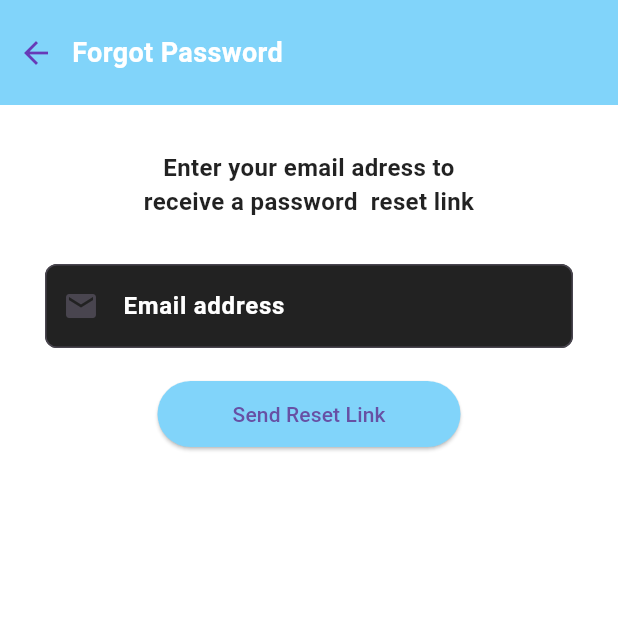
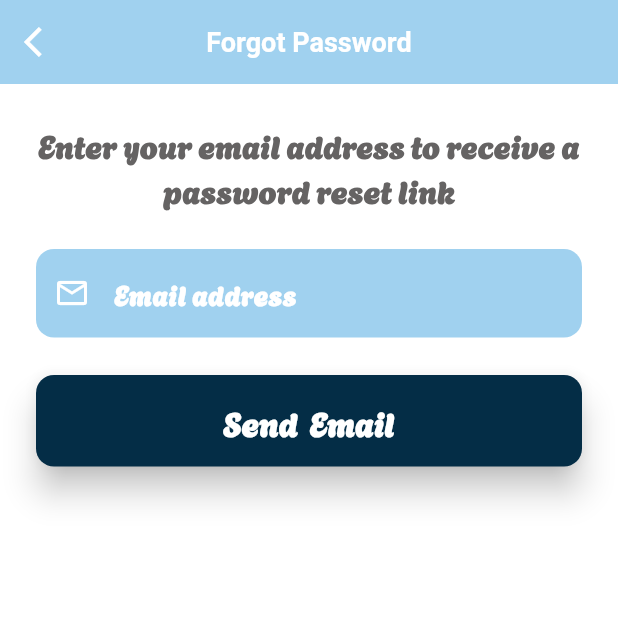
Before and after one commit to NOUUURR1/heart_guardian, a Flutter app: the ForgotPasswordScreen screen opened directly, on a phone screen of 412 x 824 dp, the top half of it. Run offline on Flutter 3.47's test engine with Material 3 defaults, Android fonts, the phone set to English and light mode, and no system bars; our stand-ins replace curved_navigation_bar, easy_localization, firebase_auth, firebase_core, firebase_database, flutter_svg and 4 more; accounts and stored records are empty; project files that could hold a hidden picture were left out.

Commit message:
Forget password & VerifyCode&ResetPassword

```diff
--- a/lib/screen/login_view.dart
+++ b/lib/screen/login_view.dart
@@ -1,7 +1,7 @@
 import 'dart:convert';
 import 'dart:ui';
 import 'package:flutter/material.dart';
-import 'package:heart_guardian/widgets/forgot%20_password.dart';
+import 'package:heart_guardian/widgets/forget%20_password.dart';
 import 'package:http/http.dart' as http;
 import 'package:shared_preferences/shared_preferences.dart';
 import 'home_view.dart';
--- /dev/null
+++ b/lib/widgets/forget _password.dart
@@ -0,0 +1,115 @@
+import 'package:flutter/material.dart';
+
+class ForgotPasswordScreen extends StatelessWidget {
+  const ForgotPasswordScreen({super.key});
+
+  @override
+  Widget build(BuildContext context) {
+    return Scaffold(
+      backgroundColor: Colors.white,
+      appBar: AppBar(
+        backgroundColor: const Color(0xFFA0D1EF),
+        leading: IconButton(
+          icon: const Icon(Icons.arrow_back_ios, color: Colors.white),
+          onPressed: () => Navigator.pop(context),
+        ),
+        title: const Text(
+          'Forgot Password',
+          style: TextStyle(
+            color: Colors.white,
+            fontWeight: FontWeight.bold,
+            fontSize: 18,
+          ),
+        ),
+        centerTitle: true,
+      ),
+      body: SafeArea(
+        child: Padding(
+          padding: const EdgeInsets.symmetric(horizontal: 24.0),
+          child: Column(
+            crossAxisAlignment: CrossAxisAlignment.center,
+            children: [
+              const SizedBox(height: 25),
+              const Text(
+                'Enter your email address to receive a password reset link',
+                textAlign: TextAlign.center,
+                style: TextStyle(
+                  fontFamily: 'Agbalumo',
+                  fontSize: 21,
+                  fontWeight: FontWeight.bold,
+                  color: Color(0xFF656363),
+                ),
+              ),
+              const SizedBox(height: 25),
+              TextField(
+                decoration: InputDecoration(
+                  prefixIcon: const Icon(
+                    Icons.email_outlined,
+                    color: Colors.white,
+                    size: 24,
+                  ),
+                  hintText: 'Email address',
+                  filled: true,
+                  fillColor: Color(0xFFA0D1EF),
+                  hintStyle: const TextStyle(
+                    fontFamily: 'Agbalumo',
+                    fontSize: 18,
+                    fontWeight: FontWeight.bold,
+                    color: Colors.white,
+                  ),
+                  border: OutlineInputBorder(
+                    borderRadius: BorderRadius.circular(12),
+                    borderSide: BorderSide.none,
+                  ),
+                  focusedBorder: OutlineInputBorder(
+                    borderRadius: BorderRadius.circular(12),
+                    borderSide: BorderSide(
+                      color: Color(0xFF042D46),
+                      width: 3.5,
+                    ),
+                  ),
+                ),
+                style: const TextStyle(
+                  fontFamily: 'Agbalumo',
+                  fontSize: 18,
+                  fontWeight: FontWeight.bold,
+                  color: Colors.white,
+                ),
+              ),
+              const SizedBox(height: 25),
+              SizedBox(
+                width: double.infinity,
+                child: ElevatedButton(
+                  style: ElevatedButton.styleFrom(
+                    backgroundColor: Color(0xFF042D46),
+                    padding: EdgeInsets.symmetric(vertical: 15),
+                    shape: RoundedRectangleBorder(
+                      borderRadius: BorderRadius.circular(12),
+                    ),
+                    elevation: 9,
+                  ),
+                  onPressed: () {
+                    ScaffoldMessenger.of(context).showSnackBar(
+                      const SnackBar(
+                        content: Text("Reset link has been sent to your email"),
+                      ),
+                    );
+                  },
+                  child: const Text(
+                    'Send  Email',
+                    style: TextStyle(
+                      fontFamily: 'Agbalumo',
+                      fontWeight: FontWeight.bold,
+                      fontSize: 22,
+                      color: Colors.white,
+                    ),
+                  ),
+                ),
+              ),
+            ],
+          ),
+        ),
+      ),
+    );
+  }
+}
--- a/lib/widgets/forgot _password.dart
+++ /dev/null
@@ -1,77 +0,0 @@
-import 'package:flutter/material.dart';
-
-class ForgotPasswordScreen extends StatelessWidget {
-  const ForgotPasswordScreen({super.key});
-
-  @override
-  Widget build(BuildContext context) {
-    return Scaffold(
-      backgroundColor: Colors.white,
-      body: SafeArea(
-        child: Column(
-          children: [
-            Container(
-              height: 70,
-              color: Colors.lightBlue[200],
-              child: Row(
-                children: [
-                  IconButton(
-                    icon: Icon(Icons.arrow_back),
-                    onPressed: () => Navigator.pop(context),
-                  ),
-                  Text(
-                    'Forgot Password',
-                    style: TextStyle(
-                      fontSize: 18,
-                      color: Colors.white,
-                      fontWeight: FontWeight.bold,
-                    ),
-                  ),
-                ],
-              ),
-            ),
-            SizedBox(height: 30),
-            Text(
-              'Enter your email adress to\nreceive a password  reset link',
-              textAlign: TextAlign.center,
-              style: TextStyle(
-                fontSize: 16,
-                fontWeight: FontWeight.bold,
-                color: Colors.black87,
-              ),
-            ),
-            SizedBox(height: 30),
-            Padding(
-              padding: const EdgeInsets.symmetric(horizontal: 30),
-              child: TextField(
-                decoration: InputDecoration(
-                  prefixIcon: Icon(Icons.email),
-                  hintText: 'Email address',
-                  filled: true,
-                  fillColor: Colors.black87,
-                  hintStyle: TextStyle(
-                      fontWeight: FontWeight.bold, color: Colors.white),
-                  border: OutlineInputBorder(
-                    borderRadius: BorderRadius.circular(8),
-                  ),
-                ),
-                style: TextStyle(color: Colors.white),
-              ),
-            ),
-            SizedBox(height: 20),
-            ElevatedButton(
-              style: ElevatedButton.styleFrom(
-                backgroundColor: Colors.lightBlue[200],
-                padding: EdgeInsets.symmetric(horizontal: 50, vertical: 12),
-              ),
-              onPressed: () {
-                // Action to send reset link
-              },
-              child: Text('Send Reset Link'),
-            ),
-          ],
-        ),
-      ),
-    );
-  }
-}
```
Also changed, not shown: lib/widgets/reset_password.dart (added), lib/widgets/verify_code.dart (added).
